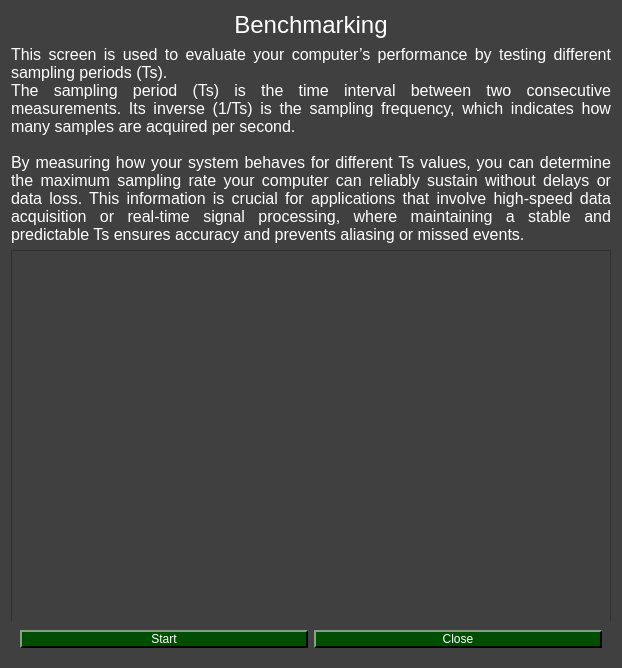
First picture: the form in pydaq/uis/PyDAQ_Benchmarking.ui, repository samirmartins/pydaq, before the edit.
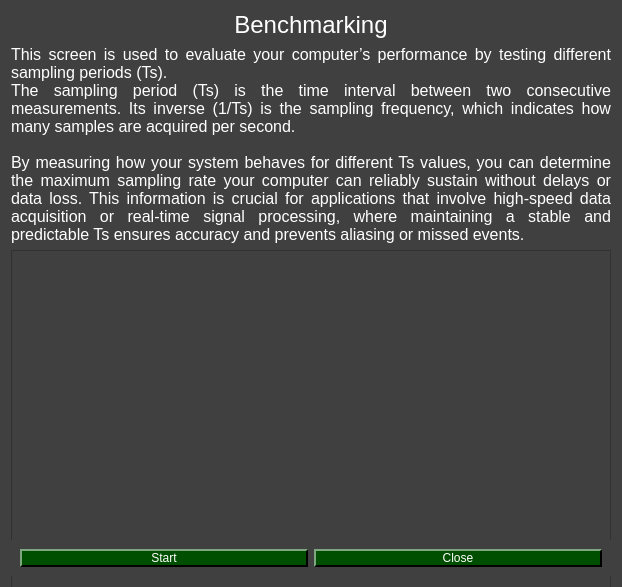
Second picture: the form after the edit. Icons and pictures are not drawn.

Commit message: fixed window icons and titles

Diff of the .ui file:
```diff
--- a/pydaq/uis/PyDAQ_Benchmarking.ui
+++ b/pydaq/uis/PyDAQ_Benchmarking.ui
@@ -7,7 +7,7 @@
     <x>0</x>
     <y>0</y>
     <width>618</width>
-    <height>668</height>
+    <height>587</height>
    </rect>
   </property>
   <property name="windowTitle">
```
The commit also changes 5 other files.
